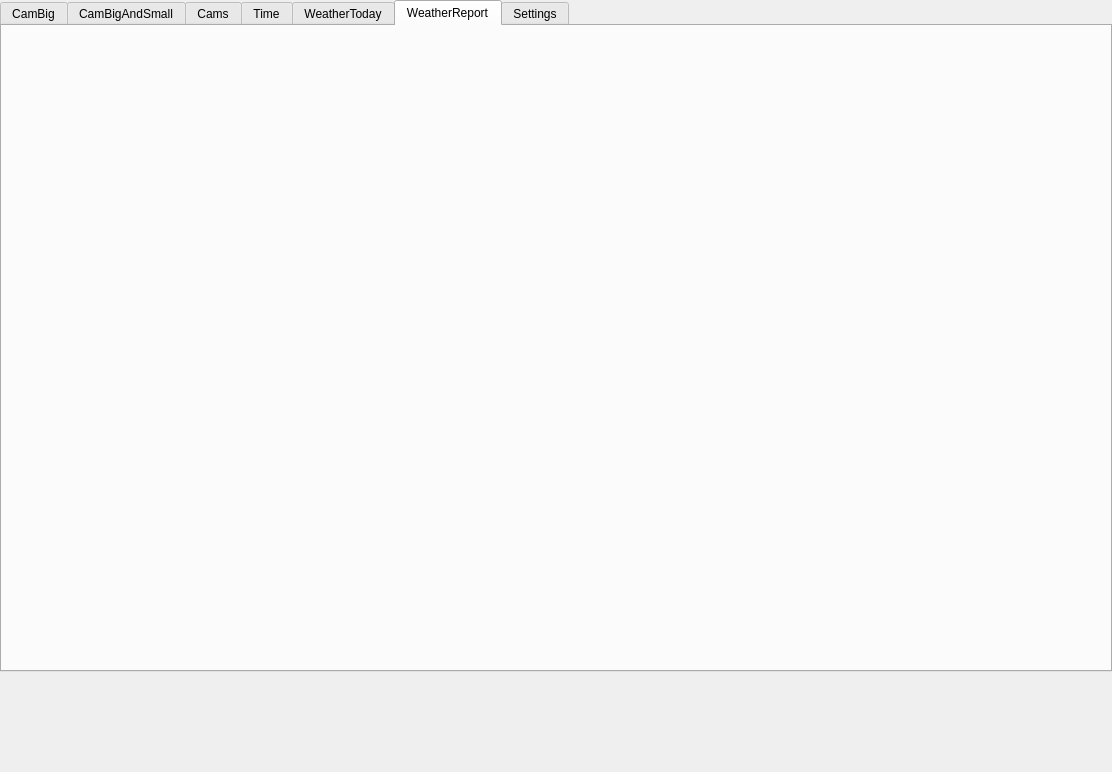
Qt form Other/CameraDemo/mainwindow.ui (hondodo/PCamera) before a commit.
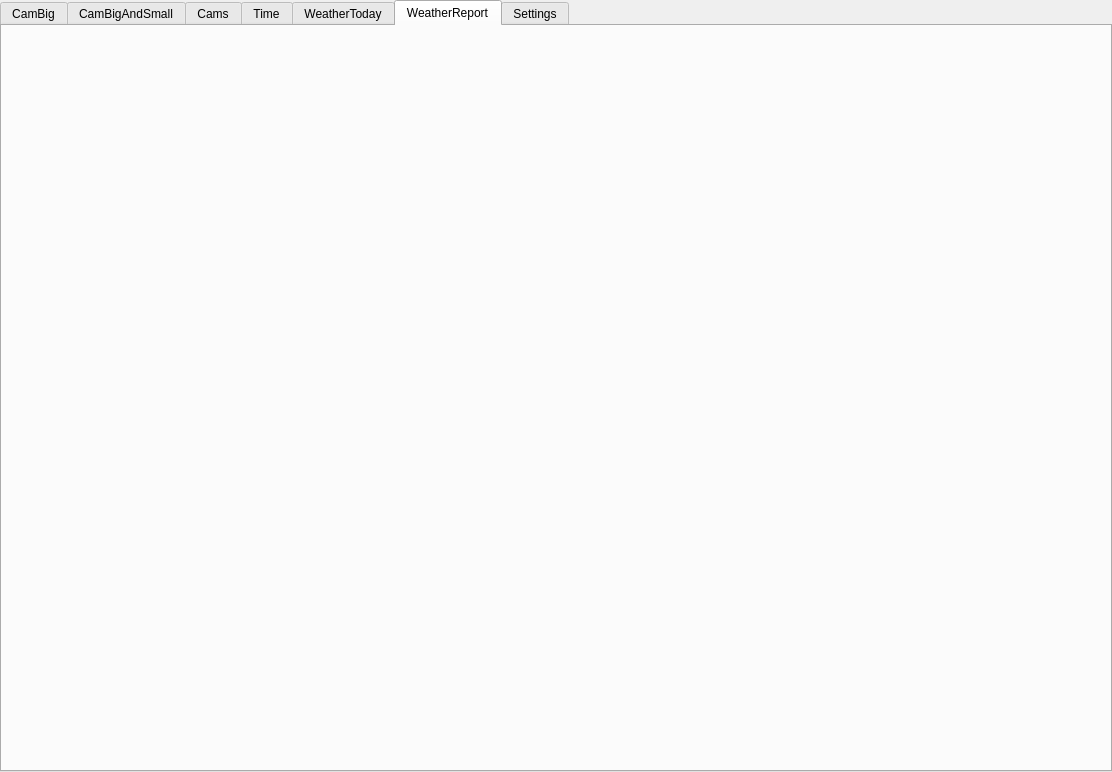
The same form after that commit. The open tabs and pages were chosen to show the change.

```diff
--- a/Other/CameraDemo/mainwindow.ui
+++ b/Other/CameraDemo/mainwindow.ui
@@ -107,6 +107,33 @@
              </layout>
             </widget>
            </item>
+           <item row="1" column="0">
+            <widget class="QWidget" name="widgetHide" native="true">
+             <property name="minimumSize">
+              <size>
+               <width>0</width>
+               <height>100</height>
+              </size>
+             </property>
+             <layout class="QGridLayout" name="gridLayout_4">
+              <property name="leftMargin">
+               <number>0</number>
+              </property>
+              <property name="topMargin">
+               <number>0</number>
+              </property>
+              <property name="rightMargin">
+               <number>0</number>
+              </property>
+              <property name="bottomMargin">
+               <number>0</number>
+              </property>
+              <item row="0" column="0">
+               <layout class="QVBoxLayout" name="verticalLayoutHide"/>
+              </item>
+             </layout>
+            </widget>
+           </item>
           </layout>
          </widget>
          <widget class="QWidget" name="tabCamBigAndSmall">
@@ -307,6 +334,47 @@
           <attribute name="title">
            <string>WeatherReport</string>
           </attribute>
+          <layout class="QGridLayout" name="gridLayout_9">
+           <property name="leftMargin">
+            <number>0</number>
+           </property>
+           <property name="topMargin">
+            <number>0</number>
+           </property>
+           <property name="rightMargin">
+            <number>0</number>
+           </property>
+           <property name="bottomMargin">
+            <number>0</number>
+           </property>
+           <property name="spacing">
+            <number>0</number>
+           </property>
+           <item row="0" column="0">
+            <widget class="QWidget" name="widgetWeatherReport" native="true">
+             <layout class="QGridLayout" name="gridLayout_10">
+              <property name="leftMargin">
+               <number>0</number>
+              </property>
+              <property name="topMargin">
+               <number>0</number>
+              </property>
+              <property name="rightMargin">
+               <number>0</number>
+              </property>
+              <property name="bottomMargin">
+               <number>0</number>
+              </property>
+              <property name="spacing">
+               <number>0</number>
+              </property>
+              <item row="0" column="0">
+               <layout class="QVBoxLayout" name="verticalLayoutWeatherReport"/>
+              </item>
+             </layout>
+            </widget>
+           </item>
+          </layout>
          </widget>
          <widget class="QWidget" name="tabSettings">
           <attribute name="title">
@@ -358,21 +426,6 @@
       </layout>
      </widget>
     </item>
-    <item row="3" column="0">
-     <widget class="QWidget" name="widgetHide" native="true">
-      <property name="minimumSize">
-       <size>
-        <width>0</width>
-        <height>100</height>
-       </size>
-      </property>
-      <layout class="QGridLayout" name="gridLayout_4">
-       <item row="0" column="0">
-        <layout class="QVBoxLayout" name="verticalLayoutHide"/>
-       </item>
-      </layout>
-     </widget>
-    </item>
    </layout>
   </widget>
  </widget>
```
Left out of the diff: 36 changed lines with no effect on the pictures.
